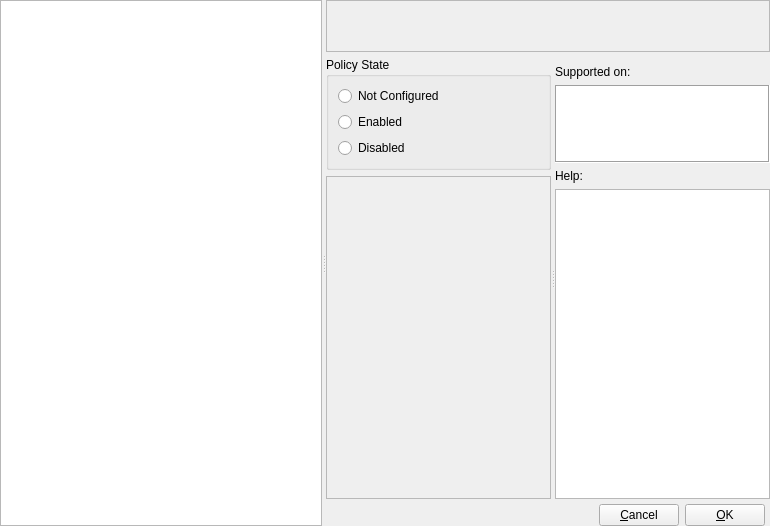
The window that src/gui/contentwidget.ui (august-alt/gpui) describes before a commit, drawn with Qt 5.
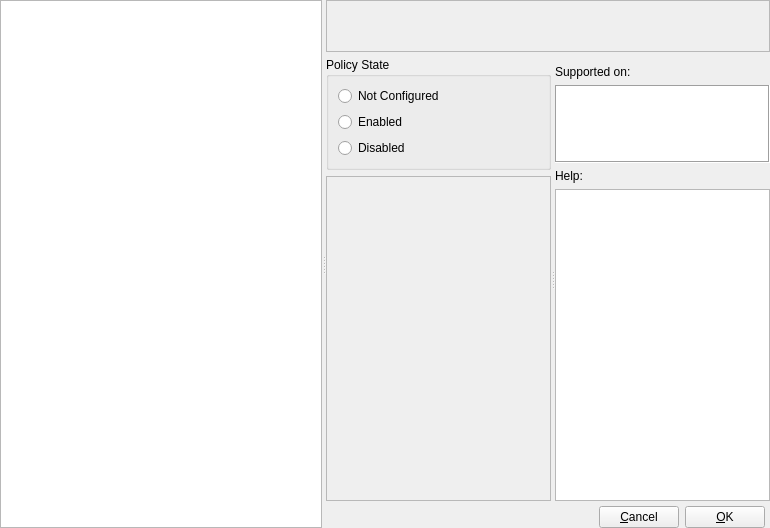
The same window after the commit. Icons and pictures are not drawn.

Commit message: fix: remove all icons from buttons, fix: #75058

Diff of the .ui file:
```diff
--- a/src/gui/contentwidget.ui
+++ b/src/gui/contentwidget.ui
@@ -7,7 +7,7 @@
     <x>0</x>
     <y>0</y>
     <width>770</width>
-    <height>517</height>
+    <height>528</height>
    </rect>
   </property>
   <property name="sizePolicy">
@@ -204,7 +204,7 @@
                 <x>0</x>
                 <y>0</y>
                 <width>223</width>
-                <height>295</height>
+                <height>306</height>
                </rect>
               </property>
              </widget>
```
Left out of the diff: 8 changed lines with no effect on the pictures. The commit also changes 1 other file.
